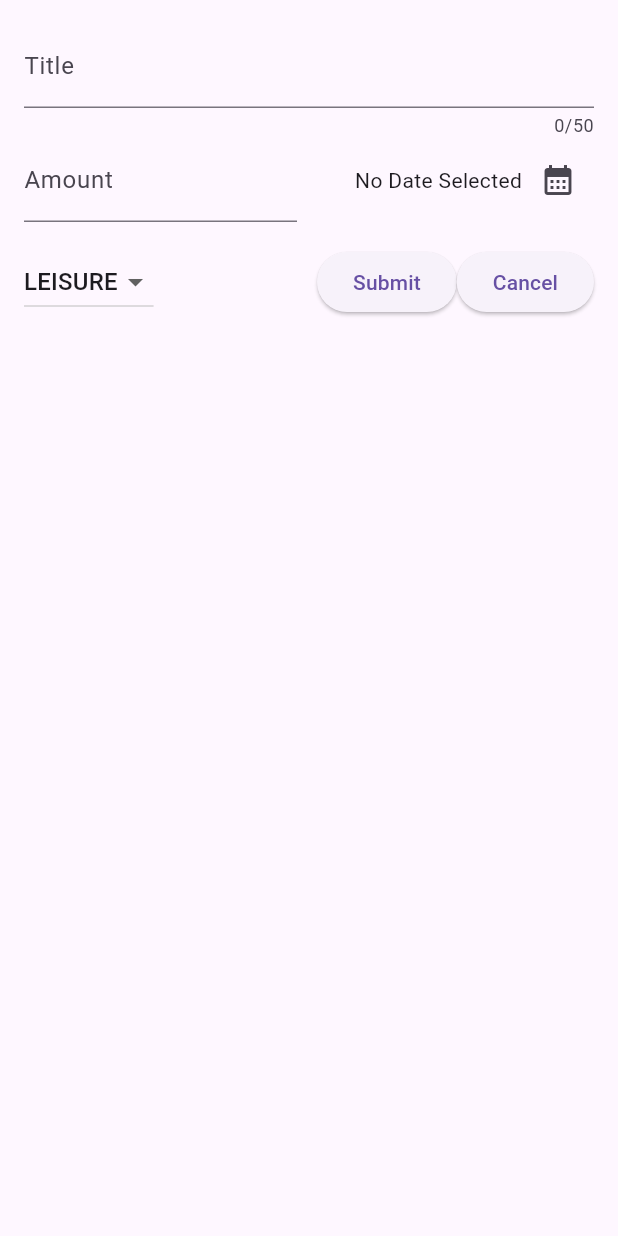
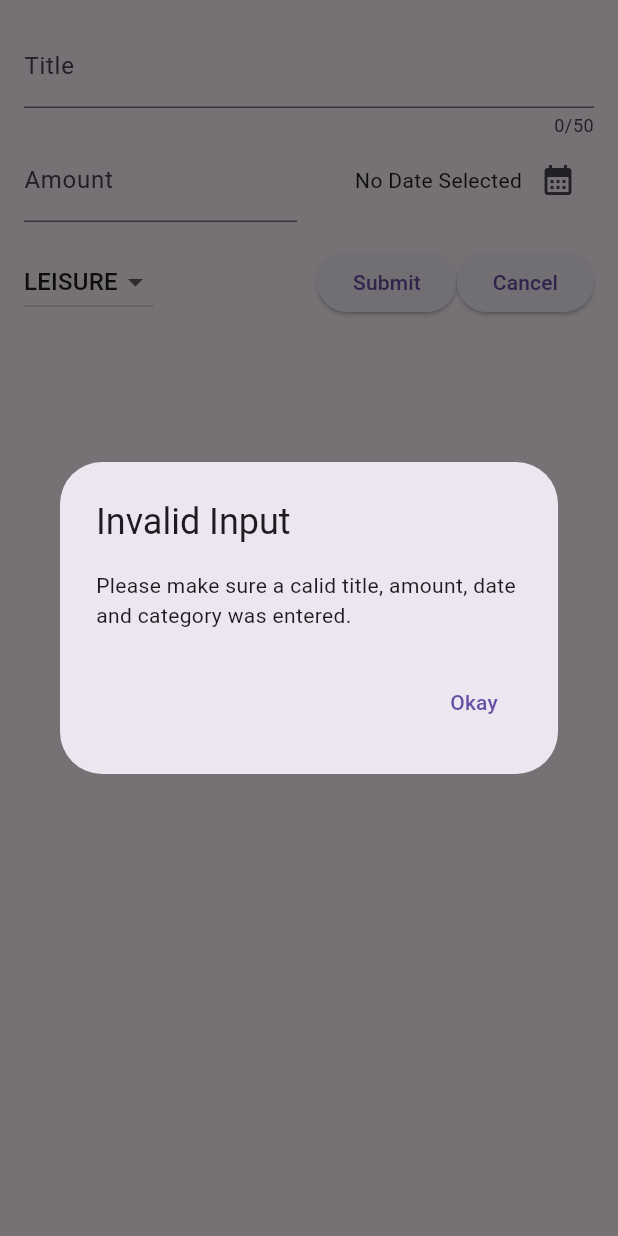
Before and after one commit to prabeshkunwar12/expenses_tracker, a Flutter app: the NewExpense widget shown alone on an empty page, opened directly, after a tap on "Submit", on a phone screen of 412 x 824 dp. Run offline on Flutter 3.47's test engine with Material 3 defaults, Android fonts, the phone set to English and light mode, and no system bars.

Commit message:
validation for inputs

```diff
--- a/lib/widgets/new_expense.dart
+++ b/lib/widgets/new_expense.dart
@@ -16,6 +16,32 @@ class _NewExpenseState extends State<NewExpense> {
   final _amountController = TextEditingController();
   DateTime? _selectedDate;
   Category _selectedCategory = Category.leisure;
+
+  void _submitExpenseData() {
+    final enteredAmount = double.tryParse(_amountController.text);
+    final amountIsinvalid = enteredAmount == null || enteredAmount <= 0;
+    if (_titleController.text.trim().isEmpty ||
+        amountIsinvalid ||
+        _selectedDate == null) {
+      showDialog(
+        context: context,
+        builder: (ctx) => AlertDialog(
+          title: const Text('Invalid Input'),
+          content: const Text(
+              'Please make sure a calid title, amount, date and category was entered.'),
+          actions: [
+            TextButton(
+              onPressed: () {
+                Navigator.pop(ctx);
+              },
+              child: const Text('Okay'),
+            ),
+          ],
+        ),
+      );
+      return;
+    }
+  }
 
   @override
   void dispose() {
@@ -104,10 +130,7 @@ class _NewExpenseState extends State<NewExpense> {
                   }),
               const Spacer(),
               ElevatedButton(
-                onPressed: () {
-                  print(_titleController.text);
-                  print(_amountController.text);
-                },
+                onPressed: _submitExpenseData,
                 child: const Text('Submit'),
               ),
               ElevatedButton(
```
